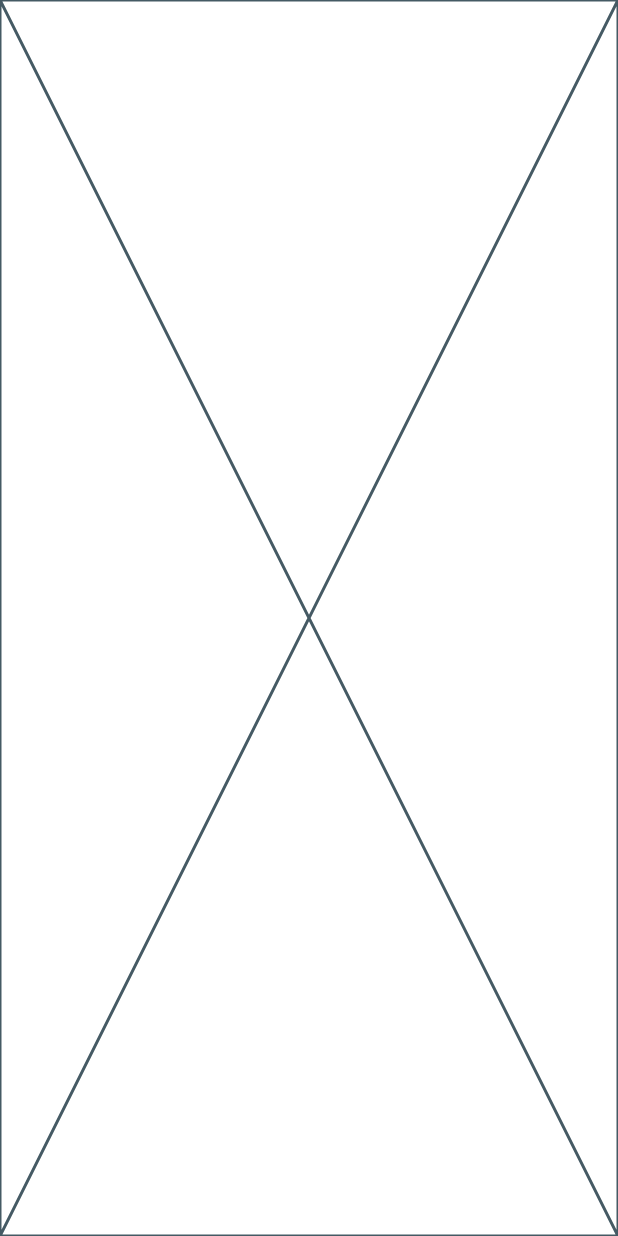
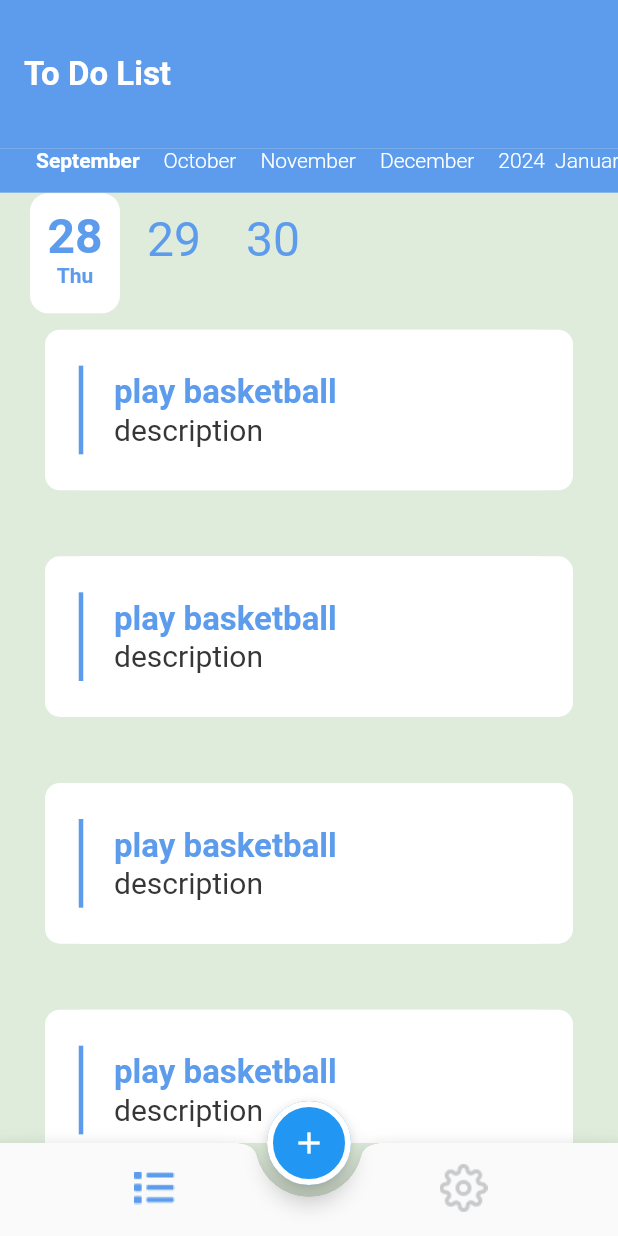
Before and after one commit to youssefmohamed192/todo_project, a Flutter app: the screen it shows after launch, on a phone screen of 412 x 824 dp. Run offline on Flutter 3.47's test engine with Material 2 defaults, Android fonts, the phone set to English and light mode, and no system bars; drawn by our look-alikes of calendar_timeline, flutter_slidable.

Commit message:
finished add bottom sheet and list tab ui.

```diff
--- a/lib/main.dart
+++ b/lib/main.dart
@@ -13,12 +13,12 @@ class MyApp extends StatelessWidget {
   Widget build(BuildContext context) {
     return MaterialApp(
       theme: AppTheme.lightTheme,
-      darkTheme: AppTheme.darkTheme,
+      // darkTheme: AppTheme.darkTheme,
       routes: {
         SplashScreen.routeName : (_) => SplashScreen(),
         HomeScreen.routeName : (_) => HomeScreen()
       },
-      initialRoute: SplashScreen.routeName,
+      initialRoute: HomeScreen.routeName,
     );
   }
 }
--- a/lib/ui/screens/home/home_screen.dart
+++ b/lib/ui/screens/home/home_screen.dart
@@ -1,10 +1,67 @@
 import 'package:flutter/material.dart';
+import 'package:todo_project/ui/screens/bottom_sheet/add_bottom_sheet.dart';
+import 'package:todo_project/ui/screens/home/tabs/list_tab/list_tab.dart';
+import 'package:todo_project/ui/screens/home/tabs/settings_tab/settings_tab.dart';
+import 'package:todo_project/ui/utils/app_assets.dart';
 
-class HomeScreen extends StatelessWidget {
+class HomeScreen extends StatefulWidget {
   static const String routeName = "home";
 
   @override
+  State<HomeScreen> createState() => _HomeScreenState();
+}
+
+class _HomeScreenState extends State<HomeScreen> {
+  int currentSelectedTab = 0;
+
+  @override
   Widget build(BuildContext context) {
-    return const Placeholder();
+    return Scaffold(
+      appBar: buildAppBar(),
+      bottomNavigationBar: buildBottomNav(),
+      body: currentSelectedTab == 0 ? ListTab() : SettingsTab(),
+      floatingActionButton: buildFab(),
+      floatingActionButtonLocation: FloatingActionButtonLocation.centerDocked,
+    );
   }
+
+  PreferredSizeWidget buildAppBar() => AppBar(
+        title: const Text("To Do List"),
+        toolbarHeight: MediaQuery.of(context).size.height * .12,
+      );
+
+  Widget buildBottomNav() => BottomAppBar(
+        // we used BottomAppBar to make margin between Fab and BottomNavigationBar
+        notchMargin: 8,
+        shape: const CircularNotchedRectangle(),
+        clipBehavior: Clip.hardEdge,
+        child: BottomNavigationBar(
+          items: const [
+            BottomNavigationBarItem(
+                icon: ImageIcon(AssetImage(AppAssets.listIcon)), label: ""),
+            BottomNavigationBarItem(
+                icon: ImageIcon(AssetImage(AppAssets.settingsIcon)), label: "")
+          ],
+          onTap: (index) {
+            index = currentSelectedTab;
+            setState(() {});
+          },
+          currentIndex: currentSelectedTab,
+        ),
+      );
+
+  Widget buildFab() => FloatingActionButton(
+        onPressed: () {
+          showModalBottomSheet(
+              context: context,
+              isScrollControlled: true,
+              builder: (_) => Padding(
+                    // to make bottom sheet take padding from keyboard when writing (BUG)
+                    // and should make the isScrollControlled: true
+                    padding: MediaQuery.of(context).viewInsets,
+                    child: const AddBottomSheet(),
+                  ));
+        },
+        child: const Icon(Icons.add),
+      );
 }
--- /dev/null
+++ b/lib/ui/screens/home/tabs/list_tab/list_tab.dart
@@ -0,0 +1,41 @@
+import 'package:calendar_timeline/calendar_timeline.dart';
+import 'package:flutter/material.dart';
+import 'package:todo_project/ui/screens/home/tabs/list_tab/todo_widget.dart';
+import 'package:todo_project/ui/utils/app_colors.dart';
+
+class ListTab extends StatelessWidget {
+  @override
+  Widget build(BuildContext context) {
+    return Column(
+      children: [
+        SizedBox(
+          height: MediaQuery.of(context).size.height * .12,
+          child: Stack(children: [
+            Column(
+              children: [
+                Expanded(flex: 3,child: Container(color: AppColors.primary,)),
+                Expanded(flex: 7,child: Container(color: AppColors.accent,)),
+              ],
+            ),
+            CalendarTimeline(
+              initialDate: DateTime.now(),
+              firstDate: DateTime.now().subtract(const Duration(days: 365)),
+              lastDate: DateTime.now().add(const Duration(days: 365)),
+              onDateSelected: (date) => print(date),
+              leftMargin: 20,
+              monthColor: AppColors.white,
+              dayColor: AppColors.primary,
+              activeDayColor: AppColors.primary,
+              activeBackgroundDayColor: AppColors.white,
+              dotsColor: AppColors.transparent,
+            ),
+          ]),
+        ),
+        Expanded(
+          child: ListView.builder(
+              itemCount: 10, itemBuilder: (context, index) => TodoWidget()),
+        ),
+      ],
+    );
+  }
+}
--- /dev/null
+++ b/lib/ui/screens/home/tabs/list_tab/todo_widget.dart
@@ -0,0 +1,73 @@
+import 'package:flutter/material.dart';
+import 'package:flutter_slidable/flutter_slidable.dart';
+import 'package:todo_project/ui/utils/app_assets.dart';
+import 'package:todo_project/ui/utils/app_colors.dart';
+import 'package:todo_project/ui/utils/app_theme.dart';
+
+class TodoWidget extends StatelessWidget {
+
+  @override
+  Widget build(BuildContext context) {
+    return Container(
+      margin: const EdgeInsets.symmetric(vertical: 22, horizontal: 30),
+      decoration: BoxDecoration(
+          color: AppColors.white, borderRadius: BorderRadius.circular(10)),
+      child: Slidable(
+        startActionPane: ActionPane(
+          motion: const StretchMotion(),
+          extentRatio: .25,
+          children: [
+            SlidableAction(
+              onPressed: (context) {},
+              backgroundColor: AppColors.red,
+              foregroundColor: AppColors.white,
+              icon: Icons.delete,
+              label: 'Delete',
+              borderRadius: const BorderRadius.only(
+                  topLeft: Radius.circular(10),
+                  bottomLeft: Radius.circular(10)),
+            ),
+          ],
+        ),
+        child: Container(
+          padding: const EdgeInsets.symmetric(vertical: 24, horizontal: 16),
+          height: MediaQuery.of(context).size.height * .13,
+          decoration: BoxDecoration(
+            borderRadius: BorderRadius.circular(24),
+            color: AppColors.white,
+          ),
+          child: Row(
+            children: [
+              const VerticalDivider(),
+              const SizedBox(
+                width: 14,
+              ),
+              const Expanded(
+                child: Column(
+                  mainAxisAlignment: MainAxisAlignment.center,
+                  crossAxisAlignment: CrossAxisAlignment.stretch,
+                  children: [
+                    Text("play basketball",
+                        style: AppTheme.taskTittleTextStyle),
+                    Text(
+                      "description",
+                      style: AppTheme.taskDescriptionTextStyle,
+                      textAlign: TextAlign.start,
+                    )
+                  ],
+                ),
+              ),
+              Container(
+                  padding:
+                      const EdgeInsets.symmetric(horizontal: 20, vertical: 6),
+                  child: const ImageIcon(
+                    AssetImage(AppAssets.checkIcon),
+                    color: AppColors.white,
+                  ))
+            ],
+          ),
+        ),
+      ),
+    );
+  }
+}
--- a/lib/ui/utils/app_colors.dart
+++ b/lib/ui/utils/app_colors.dart
@@ -2,7 +2,7 @@ import 'package:flutter/material.dart';
 
 abstract class AppColors {
   static const Color primary = Color(0xff5D9CEC);
-  static const Color accent = Color(0xffddeada);
+  static const Color accent = Color(0xffDFECDB);
   static const Color white = Colors.white;
   static const Color transparent = Colors.transparent;
   static const Color primaryDark = primary;
@@ -10,4 +10,5 @@ abstract class AppColors {
   static const Color lightBlack = Color(0xff363636);
   static const Color black = Colors.black;
   static const Color grey = Color(0xffC8C9CB);
+  static const Color red = Color(0xFFFE4A49) ;
 }
--- a/lib/ui/utils/app_theme.dart
+++ b/lib/ui/utils/app_theme.dart
@@ -26,7 +26,12 @@ abstract class AppTheme {
           selectedItemColor: AppColors.primary,
           unselectedItemColor: AppColors.grey),
       scaffoldBackgroundColor: AppColors.accent,
-  );
+      floatingActionButtonTheme: const FloatingActionButtonThemeData(
+        shape: StadiumBorder(
+            side: BorderSide(
+                style: BorderStyle.solid, color: AppColors.white, width: 4)),
+      ),
+      dividerTheme: DividerThemeData(thickness: 3, color: AppColors.primary));
 
   static ThemeData darkTheme = ThemeData();
 }
```
Also changed, not shown: lib/ui/screens/bottom_sheet/add_bottom_sheet.dart (added, +38 -0 lines), lib/ui/screens/home/tabs/settings_tab/settings_tab.dart (added, +9 -0 lines), lib/widgets/my_text_field.dart (added, +16 -0 lines), pubspec.yaml (+41 -3 lines), pubspec.lock. Lines whose indentation alone changed are shown as unchanged.
